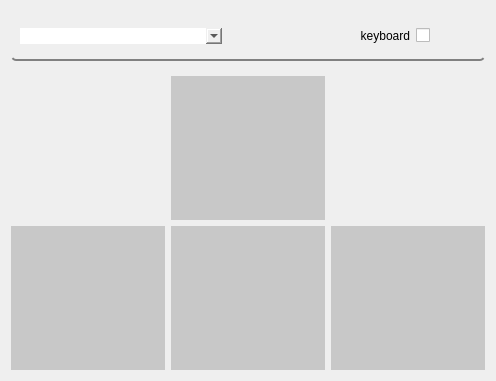
Old version of the form control_panel/resource/control_panel.ui in the repository GroupOfRobots/MiniRysRQT.
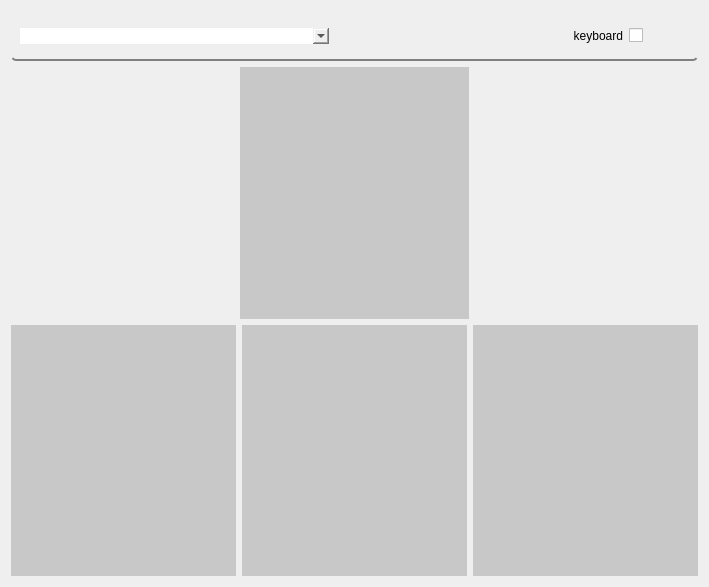
New version of the form. Icons and pictures are not drawn.

```diff
--- a/control_panel/resource/control_panel.ui
+++ b/control_panel/resource/control_panel.ui
@@ -6,8 +6,8 @@
    <rect>
     <x>0</x>
     <y>0</y>
-    <width>496</width>
-    <height>381</height>
+    <width>709</width>
+    <height>587</height>
    </rect>
   </property>
   <property name="maximumSize">
@@ -25,6 +25,12 @@
   <layout class="QVBoxLayout" name="verticalLayout">
    <item>
     <widget class="QGroupBox" name="groupBox">
+     <property name="minimumSize">
+      <size>
+       <width>0</width>
+       <height>50</height>
+      </size>
+     </property>
      <property name="maximumSize">
       <size>
        <width>16777215</width>
@@ -92,21 +98,11 @@
    </item>
    <item>
     <layout class="QVBoxLayout" name="buttonsWrapper">
-     <item>
-      <widget class="Line" name="line">
-       <property name="sizeIncrement">
-        <size>
-         <width>0</width>
-         <height>1</height>
-        </size>
-       </property>
-       <property name="orientation">
-        <enum>Qt::Horizontal</enum>
-       </property>
-      </widget>
-     </item>
      <item>
       <layout class="QHBoxLayout" name="firstRowButtonsWrapper">
+       <property name="spacing">
+        <number>0</number>
+       </property>
        <item>
         <widget class="QFrame" name="emptyFrameLeft">
          <property name="minimumSize">
```
